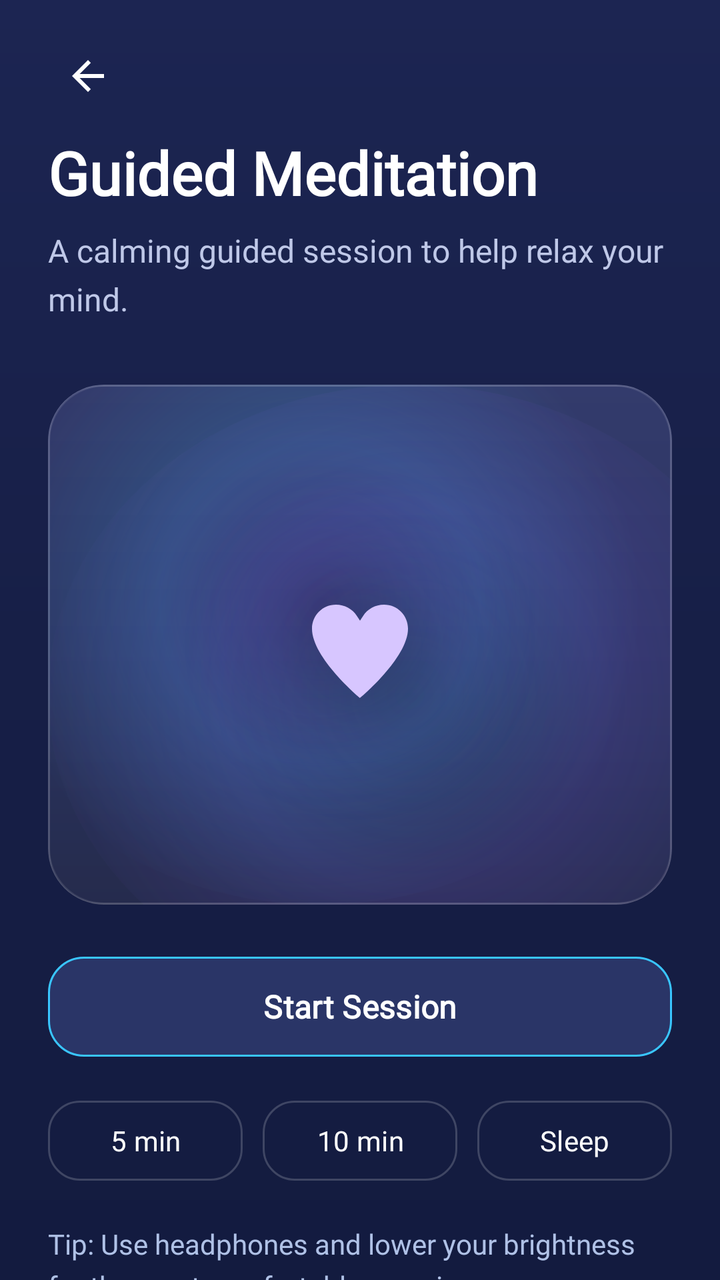
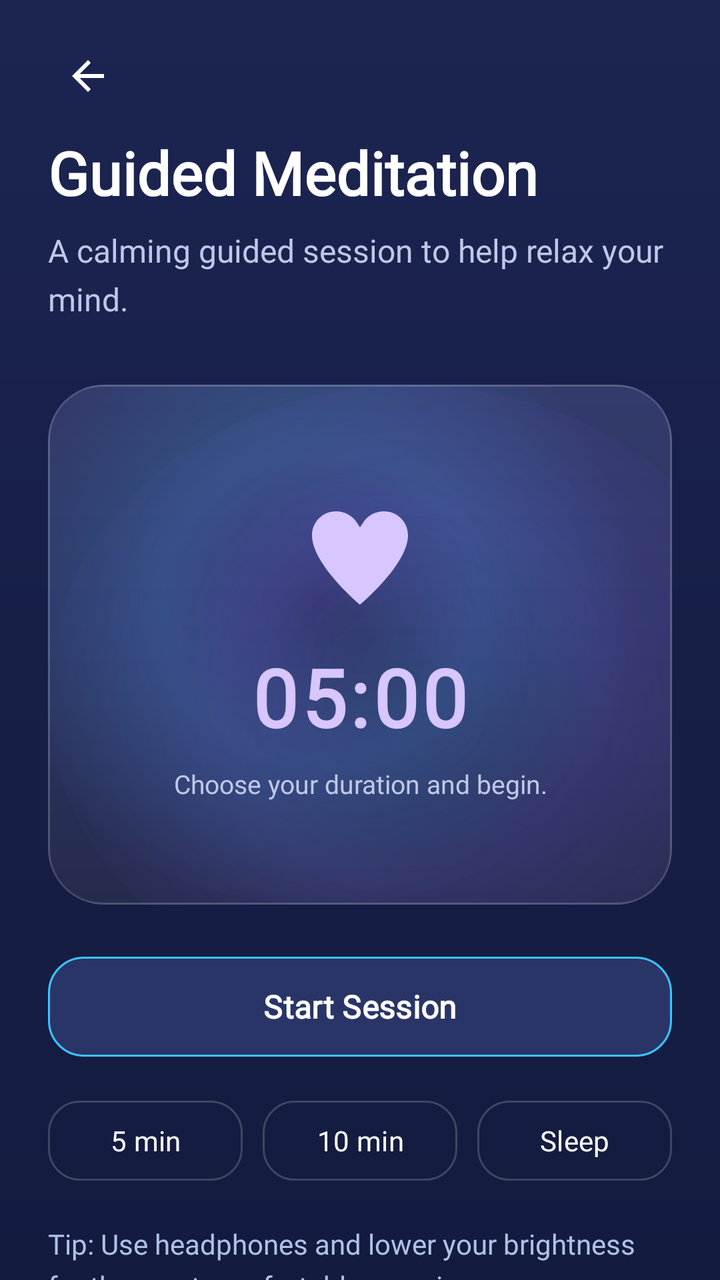

Two renders of the same Android screen: before a commit and after it. Below are the layout's source before the change and the commit's diff.
<!-- AndroidManifest.xml: activity theme Theme.LucidDreams.Patterns -->
<!-- res/layout/activity_guided_meditation.xml -->
<?xml version="1.0" encoding="utf-8"?>
<androidx.constraintlayout.widget.ConstraintLayout xmlns:android="http://schemas.android.com/apk/res/android"
    xmlns:app="http://schemas.android.com/apk/res-auto"
    android:id="@+id/simple_root"
    android:layout_width="match_parent"
    android:layout_height="match_parent"
    android:background="@drawable/bg_main_gradient">

    <androidx.core.widget.NestedScrollView
        android:id="@+id/scroll"
        android:layout_width="0dp"
        android:layout_height="0dp"
        android:fillViewport="true"
        android:overScrollMode="never"
        android:scrollbars="none"
        app:layout_constraintTop_toTopOf="parent"
        app:layout_constraintBottom_toBottomOf="parent"
        app:layout_constraintStart_toStartOf="parent"
        app:layout_constraintEnd_toEndOf="parent">

        <LinearLayout
            android:layout_width="match_parent"
            android:layout_height="wrap_content"
            android:orientation="vertical"
            android:paddingStart="24dp"
            android:paddingEnd="24dp"
            android:paddingTop="10dp"
            android:paddingBottom="28dp">

            
            <LinearLayout
                android:layout_width="match_parent"
                android:layout_height="56dp"
                android:gravity="center_vertical"
                android:orientation="horizontal">

                <ImageView
                    android:id="@+id/simple_back"
                    android:layout_width="40dp"
                    android:layout_height="40dp"
                    android:padding="8dp"
                    android:src="@drawable/ic_back"
                    android:contentDescription="Back"
                    android:background="?attr/selectableItemBackgroundBorderless"
                    app:tint="@color/text_primary" />
            </LinearLayout>

            <TextView
                android:id="@+id/title"
                android:layout_width="match_parent"
                android:layout_height="wrap_content"
                android:text="Guided Meditation"
                android:textColor="@color/text_primary"
                android:textSize="30sp"
                android:textStyle="bold"
                android:fontFamily="@font/poppins" />

            <TextView
                android:id="@+id/subtitle"
                android:layout_width="match_parent"
                android:layout_height="wrap_content"
                android:layout_marginTop="8dp"
                android:text="A calming guided session to help relax your mind."
                android:textColor="@color/text_secondary"
                android:textSize="16sp"
                android:fontFamily="@font/poppins"
                android:lineSpacingMultiplier="1.25" />

            
            <com.google.android.material.card.MaterialCardView
                android:layout_width="match_parent"
                android:layout_height="260dp"
                android:layout_marginTop="32dp"
                app:cardCornerRadius="28dp"
                app:cardElevation="0dp"
                app:cardBackgroundColor="@android:color/transparent"
                app:strokeColor="#1AFFFFFF"
                app:strokeWidth="1dp">

                <FrameLayout
                    android:layout_width="match_parent"
                    android:layout_height="match_parent"
                    android:background="@drawable/bg_calm_actions_panel">

                    <View
                        android:layout_width="220dp"
                        android:layout_height="220dp"
                        android:layout_gravity="center"
                        android:alpha="0.35"
                        android:background="@drawable/bg_calm_particle_purple" />

                    <ImageView
                        android:layout_width="64dp"
                        android:layout_height="64dp"
                        android:layout_gravity="center"
                        android:src="@drawable/ic_meditation"
                        app:tint="#D7C6FF"
                        android:contentDescription="Meditation animation placeholder" />
                </FrameLayout>
            </com.google.android.material.card.MaterialCardView>

            <com.google.android.material.button.MaterialButton
                android:id="@+id/btnStart"
                style="@style/Widget.Material3.Button"
                android:layout_width="match_parent"
                android:layout_height="58dp"
                android:layout_marginTop="22dp"
                android:text="Start Session"
                android:textSize="16sp"
                android:textStyle="bold"
                android:fontFamily="@font/poppins"
                android:textColor="@color/text_primary"
                app:cornerRadius="18dp"
                app:backgroundTint="#2A3567"
                app:strokeColor="#39C6FF"
                app:strokeWidth="1dp" />

            
            <LinearLayout
                android:layout_width="match_parent"
                android:layout_height="wrap_content"
                android:layout_marginTop="14dp"
                android:orientation="horizontal"
                android:gravity="center">

                <com.google.android.material.button.MaterialButton
                    style="@style/Widget.Material3.Button.OutlinedButton"
                    android:layout_width="0dp"
                    android:layout_height="48dp"
                    android:layout_weight="1"
                    android:text="5 min"
                    android:textAllCaps="false"
                    android:textColor="@color/text_primary"
                    android:fontFamily="@font/poppins"
                    app:cornerRadius="16dp"
                    app:strokeColor="#2FFFFFFF" />

                <com.google.android.material.button.MaterialButton
                    style="@style/Widget.Material3.Button.OutlinedButton"
                    android:layout_width="0dp"
                    android:layout_height="48dp"
                    android:layout_weight="1"
                    android:layout_marginStart="10dp"
                    android:text="10 min"
                    android:textAllCaps="false"
                    android:textColor="@color/text_primary"
                    android:fontFamily="@font/poppins"
                    app:cornerRadius="16dp"
                    app:strokeColor="#2FFFFFFF" />

                <com.google.android.material.button.MaterialButton
                    style="@style/Widget.Material3.Button.OutlinedButton"
                    android:layout_width="0dp"
                    android:layout_height="48dp"
                    android:layout_weight="1"
                    android:layout_marginStart="10dp"
                    android:text="Sleep"
                    android:textAllCaps="false"
                    android:textColor="@color/text_primary"
                    android:fontFamily="@font/poppins"
                    app:cornerRadius="16dp"
                    app:strokeColor="#2FFFFFFF" />
            </LinearLayout>

            <TextView
                android:layout_width="match_parent"
                android:layout_height="wrap_content"
                android:layout_marginTop="18dp"
                android:text="Tip: Use headphones and lower your brightness for the most comfortable experience."
                android:textColor="@color/text_card_desc"
                android:textSize="14sp"
                android:fontFamily="@font/poppins"
                android:lineSpacingMultiplier="1.25" />

        </LinearLayout>
    </androidx.core.widget.NestedScrollView>

</androidx.constraintlayout.widget.ConstraintLayout>
<!-- resources referenced by this layout -->
<resources>
  <color name="text_card_desc">#AFC1E6</color>
  <color name="text_primary">#FFFFFF</color>
  <color name="text_secondary">#BFC8E8</color>
  <!-- drawable bg_calm_particle_purple (drawable) -->
  <?xml version="1.0" encoding="utf-8"?>
  <shape xmlns:android="http://schemas.android.com/apk/res/android" android:shape="oval">
      <gradient
          android:type="radial"
          android:gradientRadius="90dp"
          android:centerColor="#2E8B5CFF"
          android:endColor="#0039C6FF" />
  </shape>
  <!-- drawable bg_main_gradient (drawable) -->
  <?xml version="1.0" encoding="utf-8"?>
  <shape xmlns:android="http://schemas.android.com/apk/res/android"
      android:shape="rectangle">
      <gradient
          android:angle="270"
          android:startColor="@color/gradient_top"
          android:centerColor="@color/gradient_mid"
          android:endColor="@color/gradient_bottom"
          android:type="linear" />
  </shape>
  <!-- drawable ic_back (drawable) -->
  <vector xmlns:android="http://schemas.android.com/apk/res/android"
      android:width="24dp"
      android:height="24dp"
      android:viewportWidth="24"
      android:viewportHeight="24"
      android:tint="?attr/colorControlNormal">
    <path
        android:fillColor="@android:color/white"
        android:pathData="M20,11H7.83l5.59,-5.59L12,4l-8,8 8,8 1.41,-1.41L7.83,13H20V11Z"/>
  </vector>
  <!-- drawable ic_meditation (drawable) -->
  <vector xmlns:android="http://schemas.android.com/apk/res/android"
      android:width="24dp"
      android:height="24dp"
      android:viewportWidth="24"
      android:viewportHeight="24">
      <path
          android:fillColor="#39C6FF"
          android:pathData="M12,22C12,22 21,14.5 21,9C21,6.5 19,4.5 16.5,4.5C14.9,4.5 13.4,5.3 12.6,6.6L12,7.5L11.4,6.6C10.6,5.3 9.1,4.5 7.5,4.5C5,4.5 3,6.5 3,9C3,14.5 12,22 12,22Z" />
  </vector>
  <color name="gradient_top">#1C2552</color>
  <color name="gradient_mid">#171F47</color>
  <color name="gradient_bottom">#131B3F</color>
  <style name="Theme.LucidDreams" parent="Base.Theme.LucidDreams">
          <item name="materialCalendarTheme">@style/CustomDatePickerTheme</item>
      </style>
  <style name="Base.Theme.LucidDreams" parent="Theme.Material3.DayNight.NoActionBar">
          
          
      </style>
  <style name="CustomCalendarStyle" parent="Widget.Material3.MaterialCalendar">
          <item name="dayStyle">@style/CustomCalendarDay</item>
          <item name="daySelectedStyle">@style/CustomCalendarDaySelected</item>
          <item name="dayTodayStyle">@style/CustomCalendarDayToday</item>
          <item name="yearStyle">@style/CustomCalendarDay</item>
          <item name="yearSelectedStyle">@style/CustomCalendarDaySelected</item>
          <item name="yearTodayStyle">@style/CustomCalendarDayToday</item>
      </style>
  <style name="CustomDatePickerConfirmButton" parent="Widget.Material3.Button">
          <item name="backgroundTint">#39C6FF</item>
          <item name="android:textColor">#171F4B</item>
      </style>
  <style name="CustomDatePickerCancelButton" parent="Widget.Material3.Button.TextButton">
          <item name="android:textColor">#C5CAE9</item>
      </style>
  <style name="CustomCalendarDay" parent="Widget.Material3.MaterialCalendar.Day">
          <item name="itemTextColor">#C5CAE9</item>
      </style>
  <style name="CustomCalendarDaySelected" parent="Widget.Material3.MaterialCalendar.Day.Selected">
          <item name="itemTextColor">#171F4B</item>
          <item name="itemFillColor">#39C6FF</item>
      </style>
  <style name="CustomCalendarDayToday" parent="Widget.Material3.MaterialCalendar.Day.Today">
          <item name="itemTextColor">#FFFFFF</item>
          <item name="itemStrokeColor">#39C6FF</item>
          <item name="itemStrokeWidth">1dp</item>
      </style>
  <!-- unchanged entries left out for length: 3 -->
</resources>

<!-- the commit's change to res/layout/activity_guided_meditation.xml (unified diff, before → after) -->
@@ -82,23 +82,60 @@
                     android:layout_height="match_parent"
                     android:background="@drawable/bg_calm_actions_panel">
 
+                    
                     <View
+                        android:id="@+id/medAnimParticle"
                         android:layout_width="220dp"
                         android:layout_height="220dp"
                         android:layout_gravity="center"
                         android:alpha="0.35"
                         android:background="@drawable/bg_calm_particle_purple" />
 
-                    <ImageView
-                        android:layout_width="64dp"
-                        android:layout_height="64dp"
-                        android:layout_gravity="center"
-                        android:src="@drawable/ic_meditation"
-                        app:tint="#D7C6FF"
-                        android:contentDescription="Meditation animation placeholder" />
+                    
+                    <LinearLayout
+                        android:layout_width="match_parent"
+                        android:layout_height="match_parent"
+                        android:gravity="center"
+                        android:orientation="vertical">
+
+                        <ImageView
+                            android:id="@+id/medAnimIcon"
+                            android:layout_width="64dp"
+                            android:layout_height="64dp"
+                            android:src="@drawable/ic_meditation"
+                            app:tint="#D7C6FF"
+                            android:contentDescription="Meditation animation" />
+
+                        <TextView
+                            android:id="@+id/tvMedTimer"
+                            android:layout_width="wrap_content"
+                            android:layout_height="wrap_content"
+                            android:layout_marginTop="14dp"
+                            android:text="05:00"
+                            android:textColor="#D7C6FF"
+                            android:textSize="40sp"
+                            android:textStyle="bold"
+                            android:fontFamily="@font/poppins"
+                            android:letterSpacing="0.05" />
+
+                        <TextView
+                            android:id="@+id/tvMedStatus"
+                            android:layout_width="match_parent"
+                            android:layout_height="wrap_content"
+                            android:layout_marginTop="8dp"
+                            android:gravity="center"
+                            android:paddingStart="16dp"
+                            android:paddingEnd="16dp"
+                            android:text="Choose your duration and begin."
+                            android:textColor="@color/text_secondary"
+                            android:textSize="13sp"
+                            android:fontFamily="@font/poppins"
+                            android:lineSpacingMultiplier="1.3" />
+                    </LinearLayout>
                 </FrameLayout>
             </com.google.android.material.card.MaterialCardView>
 
+            
             <com.google.android.material.button.MaterialButton
                 android:id="@+id/btnStart"
                 style="@style/Widget.Material3.Button"
@@ -117,6 +154,45 @@
 
             
             <LinearLayout
+                android:id="@+id/medControlPanel"
+                android:layout_width="match_parent"
+                android:layout_height="wrap_content"
+                android:layout_marginTop="10dp"
+                android:orientation="horizontal"
+                android:visibility="gone">
+
+                <com.google.android.material.button.MaterialButton
+                    android:id="@+id/btnMedPause"
+                    style="@style/Widget.Material3.Button.OutlinedButton"
+                    android:layout_width="0dp"
+                    android:layout_height="50dp"
+                    android:layout_weight="1"
+                    android:text="Pause"
+                    android:textAllCaps="false"
+                    android:textColor="@color/text_primary"
+                    android:fontFamily="@font/poppins"
+                    android:textSize="15sp"
+                    app:cornerRadius="16dp"
+                    app:strokeColor="#39C6FF" />
+
+                <com.google.android.material.button.MaterialButton
+                    android:id="@+id/btnMedEnd"
+                    style="@style/Widget.Material3.Button.OutlinedButton"
+                    android:layout_width="0dp"
+                    android:layout_height="50dp"
+                    android:layout_weight="1"
+                    android:layout_marginStart="10dp"
+                    android:text="End"
+                    android:textAllCaps="false"
+                    android:textColor="#FF6B8A"
+                    android:fontFamily="@font/poppins"
+                    android:textSize="15sp"
+                    app:cornerRadius="16dp"
+                    app:strokeColor="#FF6B8A" />
+            </LinearLayout>
+
+            
+            <LinearLayout
                 android:layout_width="match_parent"
                 android:layout_height="wrap_content"
                 android:layout_marginTop="14dp"
@@ -124,6 +200,7 @@
                 android:gravity="center">
 
                 <com.google.android.material.button.MaterialButton
+                    android:id="@+id/btn5min"
                     style="@style/Widget.Material3.Button.OutlinedButton"
                     android:layout_width="0dp"
                     android:layout_height="48dp"
@@ -136,6 +213,7 @@
                     app:strokeColor="#2FFFFFFF" />
 
                 <com.google.android.material.button.MaterialButton
+                    android:id="@+id/btn10min"
                     style="@style/Widget.Material3.Button.OutlinedButton"
                     android:layout_width="0dp"
                     android:layout_height="48dp"
@@ -149,6 +227,7 @@
                     app:strokeColor="#2FFFFFFF" />
 
                 <com.google.android.material.button.MaterialButton
+                    android:id="@+id/btnSleep"
                     style="@style/Widget.Material3.Button.OutlinedButton"
                     android:layout_width="0dp"
                     android:layout_height="48dp"
